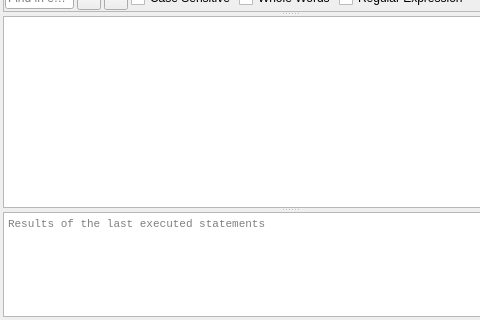
Qt form src/SqlExecutionArea.ui (sqlitebrowser/sqlitebrowser) before a commit; both pictures show x 0 to 480 and y 162 to 482 of the 579 by 482 pixel window.
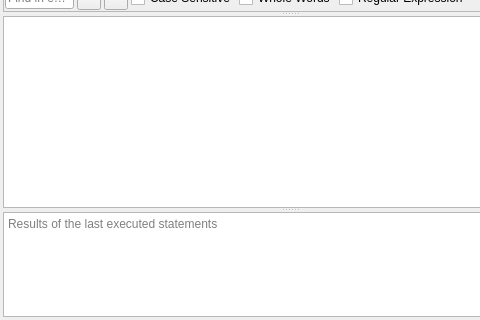
The same form after that commit. Icons and pictures are not drawn. Custom widgets are drawn as their Qt base class.

The edit to the form file:
```diff
--- a/src/SqlExecutionArea.ui
+++ b/src/SqlExecutionArea.ui
@@ -219,12 +219,6 @@
          <verstretch>120</verstretch>
         </sizepolicy>
        </property>
-       <property name="font">
-        <font>
-         <family>Monospace</family>
-         <pointsize>8</pointsize>
-        </font>
-       </property>
        <property name="acceptDrops">
         <bool>false</bool>
        </property>
```
